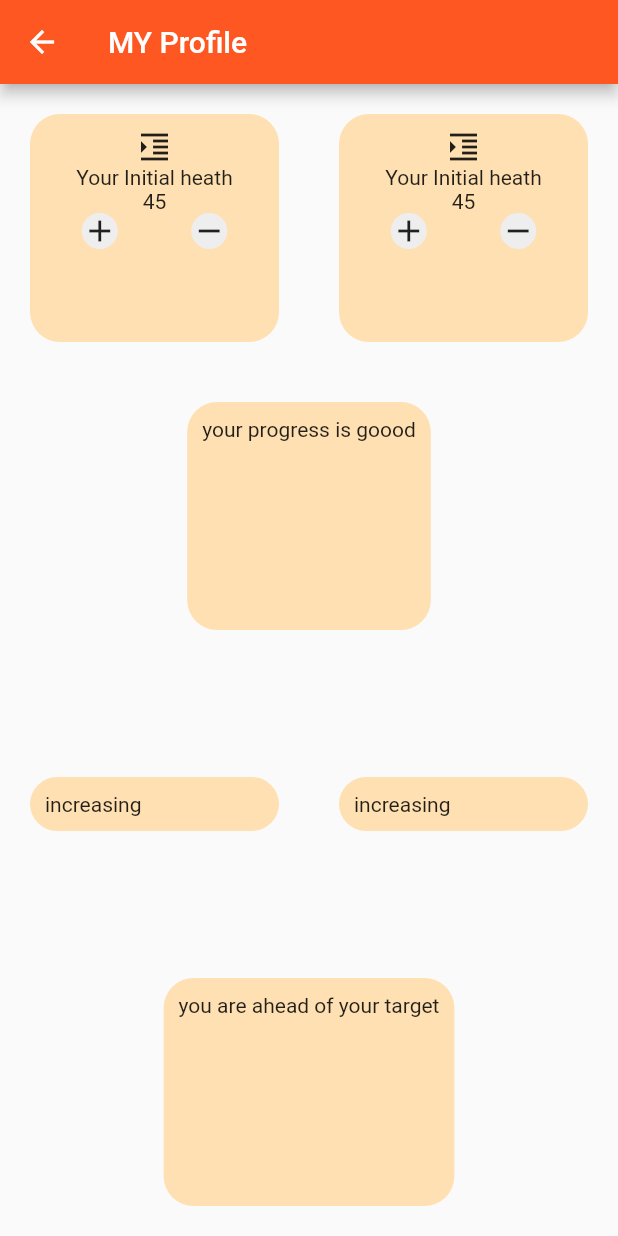
After one commit to RAJ-SHEKHAWAT/MAD, a Flutter app: the Profileuser screen opened directly, on a phone screen of 412 x 824 dp. The commit adds this screen. Run offline on Flutter 3.47's test engine with Material 2 defaults, Android fonts, the phone set to English and light mode, and no system bars; our stand-ins replace cloud_firestore, firebase_auth, firebase_core, fl_chart, flutter_tts, google_sign_in and 2 more; missing offline and left inert: clipboard, firebase_ml_vision; accounts and stored records are empty.

Commit message:
tracking page initial ui

```diff
--- /dev/null
+++ b/lib/raj/Profile.dart
@@ -0,0 +1,151 @@
+import 'package:flutter/material.dart';
+
+class Profileuser extends StatefulWidget {
+  @override
+  _ProfileuserState createState() => _ProfileuserState();
+}
+
+class _ProfileuserState extends State<Profileuser> {
+  @override
+  Widget build(BuildContext context) {
+    return Scaffold(
+      appBar: AppBar(
+        title:Text('MY Profile'),
+      ),
+      body: Container(
+        child:Column(
+          children: [
+            Expanded(child: Row(
+              children: [
+                Expanded(child: Container(
+                  margin: EdgeInsets.all(20),
+                  padding: EdgeInsets.all(10),
+                  decoration: boxdeco(),
+                  child: Column(
+                    children: [
+                      Icon(Icons.format_indent_increase),
+                      Text('Your Initial heath'),
+                      Text('45'),
+                      Row(
+                        mainAxisAlignment: MainAxisAlignment.spaceAround,
+                        children: [
+                          GestureDetector(
+                              onTap: (){
+                                // setState(() {
+                                //   calories=calories+100;
+                                // });
+                              },
+                              child: Container(
+                                  decoration: BoxDecoration(
+                                    borderRadius: BorderRadius.circular(20),
+                                    color: Colors.grey[200],
+                                  ),
+                                  child: Icon(Icons.add))
+                          ),
+                          GestureDetector(
+                              onTap: (){
+                                // setState(() {
+                                //   calories=calories-100;
+                                // });
+                              },
+                              child: Container(
+                                  decoration: BoxDecoration(
+                                    borderRadius: BorderRadius.circular(20),
+                                    color: Colors.grey[200],
+                                  ),
+                                  child: Icon(Icons.remove))
+                          ),
+                        ],
+                      )
+                    ],
+                  ),
+                )),
+                Expanded(child: Container(
+                  margin: EdgeInsets.all(20),
+                  padding: EdgeInsets.all(10),
+                  decoration: boxdeco(),
+                  child: Column(
+                    children: [
+                      Icon(Icons.format_indent_increase),
+                      Text('Your Initial heath'),
+                      Text('45'),
+                      Row(
+                        mainAxisAlignment: MainAxisAlignment.spaceAround,
+                        children: [
+                          GestureDetector(
+                              onTap: (){
+                                // setState(() {
+                                //   calories=calories+100;
+                                // });
+                              },
+                              child: Container(
+                                  decoration: BoxDecoration(
+                                    borderRadius: BorderRadius.circular(20),
+                                    color: Colors.grey[200],
+                                  ),
+                                  child: Icon(Icons.add))
+                          ),
+                          GestureDetector(
+                              onTap: (){
+                                // setState(() {
+                                //   calories=calories-100;
+                                // });
+                              },
+                              child: Container(
+                                  decoration: BoxDecoration(
+                                    borderRadius: BorderRadius.circular(20),
+                                    color: Colors.grey[200],
+                                  ),
+                                  child: Icon(Icons.remove))
+                          ),
+                        ],
+                      )
+                    ],
+                  ),
+                )),
+              ],
+            )
+            ),
+            Expanded(child: Container(
+              margin: EdgeInsets.all(20),
+              padding: EdgeInsets.all(10),
+              decoration: boxdeco(),
+              child:Text('your progress is goood'),
+            )),
+            Expanded(child: Row(
+              children: [
+                Expanded(child: Container(
+                  margin: EdgeInsets.all(20),
+                  padding: EdgeInsets.all(10),
+                  decoration: boxdeco(),
+                  child: Text('increasing'),
+                )),
+                Expanded(child: Container(
+                  margin: EdgeInsets.all(20),
+                  padding: EdgeInsets.all(10),
+                  decoration: boxdeco(),
+                  child: Text('increasing'),
+                )),
+              ],
+            )
+            ),
+            Expanded(child: Container(
+              margin: EdgeInsets.all(20),
+              padding: EdgeInsets.all(10),
+              decoration: boxdeco(),
+              child: Text('you are ahead of your target'),
+              // child: Text('your progress is goood'),
+            )),
+
+          ],
+        )
+      ),
+    );
+  }
+  BoxDecoration boxdeco() {
+    return BoxDecoration(
+                  borderRadius: BorderRadius.circular(20),
+                  color: Colors.orange[100],
+    );
+  }
+}
--- a/lib/raj/home.dart
+++ b/lib/raj/home.dart
@@ -1,6 +1,7 @@
 import 'package:cloud_firestore/cloud_firestore.dart';
 import 'package:firebase_auth/firebase_auth.dart';
 import 'package:flutter/material.dart';
+import 'package:medhelp/raj/Profile.dart';
 import 'package:medhelp/raj/colorsss.dart';
 import 'package:medhelp/raj/dailyhealthstatus.dart';
 import 'package:medhelp/raj/linechart.dart';
@@ -46,10 +47,15 @@ class _RHomeState extends State<RHome> {
         backgroundColor: Colors.white,
         elevation: 0.0,
         actions: [
-          CircleAvatar(
-            radius: 20.0,
-            child: ClipOval(
-              child: Image.asset('assets/avatar.png', fit: BoxFit.cover),
+          GestureDetector(
+            onTap: (){
+              Navigator.push(context, MaterialPageRoute(builder: (context) => Profileuser()));
+            },
+            child: CircleAvatar(
+              radius: 20.0,
+              child: ClipOval(
+                child: Image.asset('assets/avatar.png', fit: BoxFit.cover),
+              ),
             ),
           ),
           SizedBox(
```
